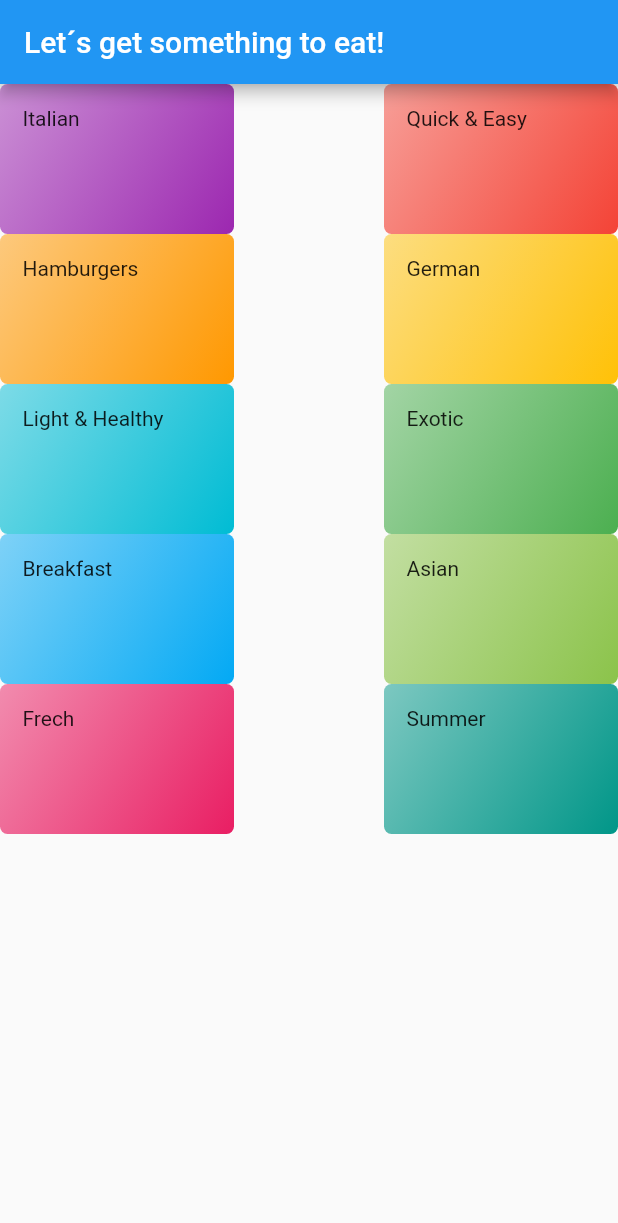
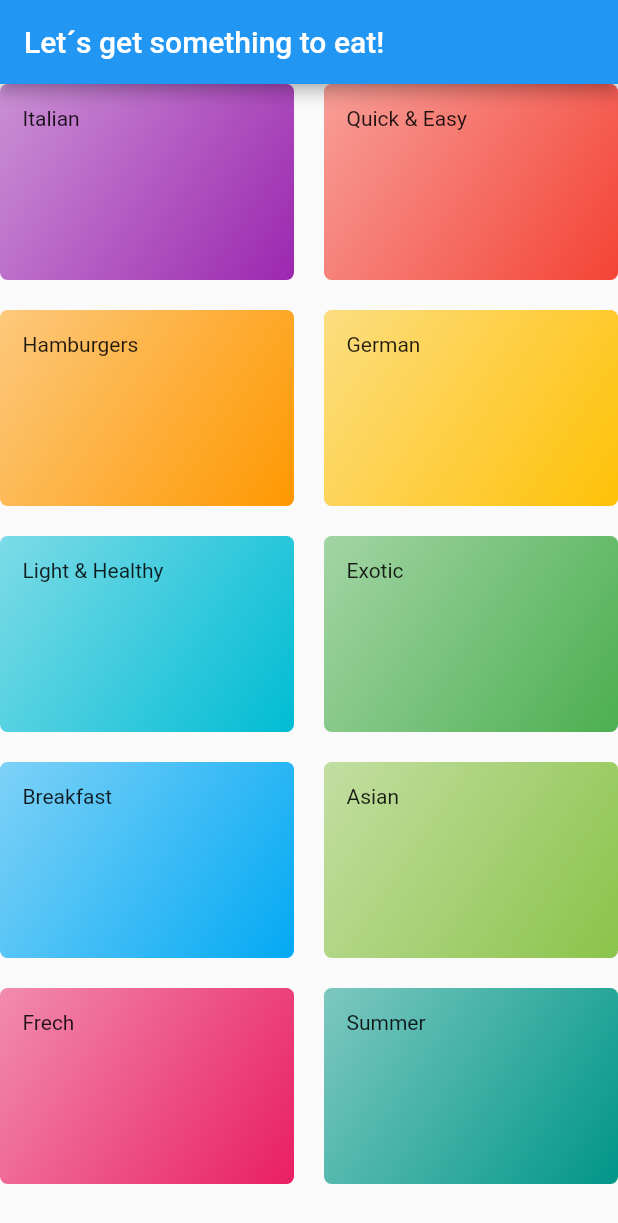
Before and after one commit to Carlxiso/Meals, a Flutter app: the screen it shows after launch, on a phone screen of 412 x 824 dp. Shown: the top 1223 px of the screen. Run offline on Flutter 3.47's test engine with Material 2 defaults, Android fonts, the phone set to English and light mode, and no system bars.

Commit message:
Styling GridView(Tile spacing problem solved)

```diff
--- a/meals/lib/screens/categories_screens.dart
+++ b/meals/lib/screens/categories_screens.dart
@@ -17,8 +17,8 @@ class CategoriesScreen extends StatelessWidget {
           // Cada tile vai ter no maximo 200px de largura
           maxCrossAxisExtent: 200,
           childAspectRatio: 3 / 2,
-          crossAxisSpacing: 100,
-          mainAxisExtent: 100,
+          crossAxisSpacing: 20.0,
+          mainAxisSpacing: 20.0,
         ),
 
         ///map vai percorrer as categorias e clocá-las no componente categoria_item
```
